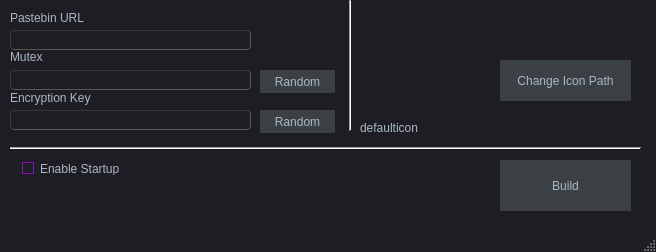
Before: the Qt Designer form DarkRatUIBuilderNative/DarkRatCrypterUI/DarkRatCrypterUI.ui in 667-fluPE/darkrat, drawn with Qt 5.
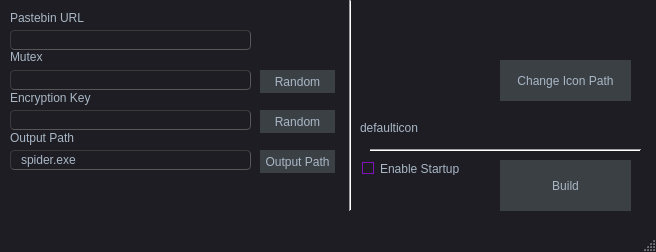
After: the same form once the commit is applied.

The edit to the form file:
```diff
--- a/DarkRatUIBuilderNative/DarkRatCrypterUI/DarkRatCrypterUI.ui
+++ b/DarkRatUIBuilderNative/DarkRatCrypterUI/DarkRatCrypterUI.ui
@@ -518,7 +518,7 @@
    <widget class="QCheckBox" name="startup">
     <property name="geometry">
      <rect>
-      <x>20</x>
+      <x>360</x>
       <y>160</y>
       <width>111</width>
       <height>17</height>
@@ -547,10 +547,10 @@
    <widget class="Line" name="line">
     <property name="geometry">
      <rect>
-      <x>10</x>
+      <x>370</x>
       <y>140</y>
-      <width>631</width>
-      <height>16</height>
+      <width>271</width>
+      <height>20</height>
      </rect>
     </property>
     <property name="orientation">
@@ -602,13 +602,52 @@
       <x>340</x>
       <y>0</y>
       <width>20</width>
-      <height>131</height>
+      <height>211</height>
      </rect>
     </property>
     <property name="orientation">
      <enum>Qt::Vertical</enum>
     </property>
    </widget>
+   <widget class="QPushButton" name="btn_change_output">
+    <property name="geometry">
+     <rect>
+      <x>260</x>
+      <y>150</y>
+      <width>75</width>
+      <height>23</height>
+     </rect>
+    </property>
+    <property name="text">
+     <string>Output Path</string>
+    </property>
+   </widget>
+   <widget class="QLineEdit" name="outputname">
+    <property name="geometry">
+     <rect>
+      <x>10</x>
+      <y>150</y>
+      <width>241</width>
+      <height>20</height>
+     </rect>
+    </property>
+    <property name="text">
+     <string>spider.exe</string>
+    </property>
+   </widget>
+   <widget class="QLabel" name="label_4">
+    <property name="geometry">
+     <rect>
+      <x>10</x>
+      <y>130</y>
+      <width>81</width>
+      <height>16</height>
+     </rect>
+    </property>
+    <property name="text">
+     <string>Output Path</string>
+    </property>
+   </widget>
   </widget>
   <widget class="QMenuBar" name="menuBar">
    <property name="geometry">
```
